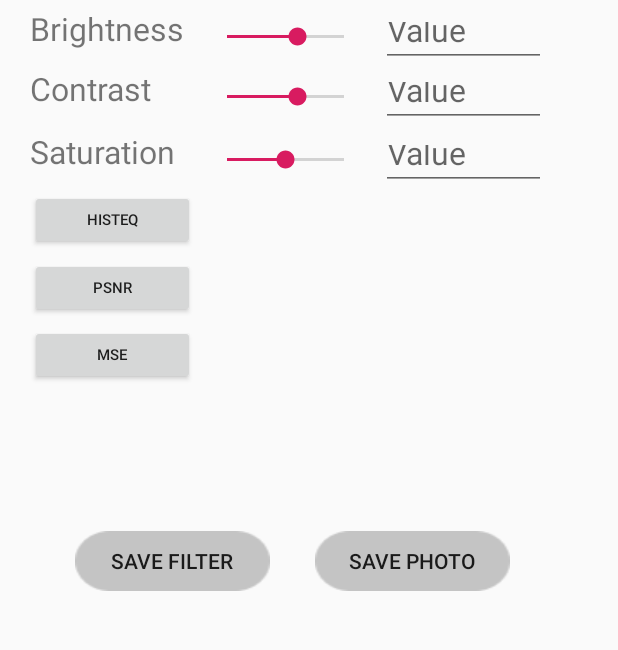
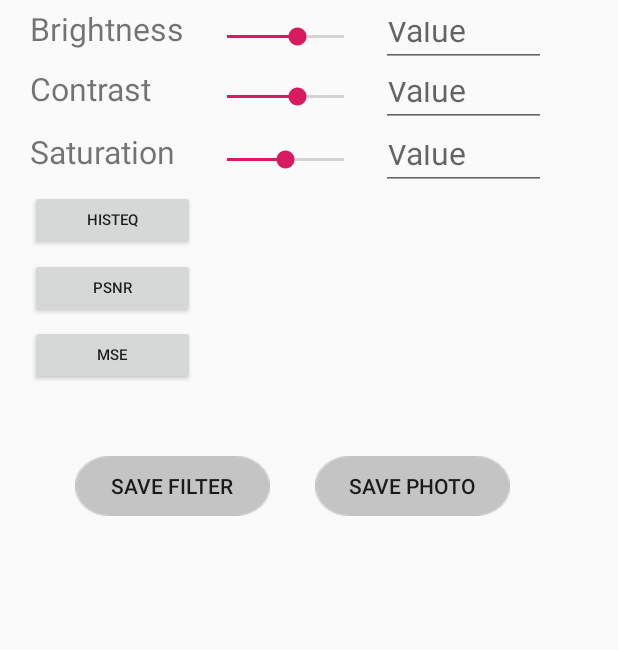
Before and after one commit to rezasyariefsn/DehazeApps, an Android app: the option screen opened directly, with no data from a screen before it, on a phone screen of 412 x 824 dp, the part 458-1108 px from its top. Run offline under Robolectric (Android 15) with nearby library versions, the phone set to English and light mode, and no system bars; libraries missing offline, so code that uses them is left out: it.chengdazhi.styleimageview; plain views replace StyleImageView; 5 statements that could not run were skipped.

Commit message:
Ubah Activity Option

```diff
--- a/app/src/main/res/layout/activity_option.xml
+++ b/app/src/main/res/layout/activity_option.xml
@@ -241,7 +241,7 @@
         android:layout_width="130dp"
         android:layout_height="40dp"
         android:layout_marginLeft="50dp"
-        android:layout_marginTop="659dp"
+        android:layout_marginTop="609dp"
         android:background="@drawable/savefilter"
         android:text="Save Filter" />
 
@@ -250,7 +250,7 @@
         android:layout_width="130dp"
         android:layout_height="40dp"
         android:layout_marginLeft="210dp"
-        android:layout_marginTop="659dp"
+        android:layout_marginTop="609dp"
         android:background="@drawable/savephoto"
         android:text="Save Photo" />
 
```
